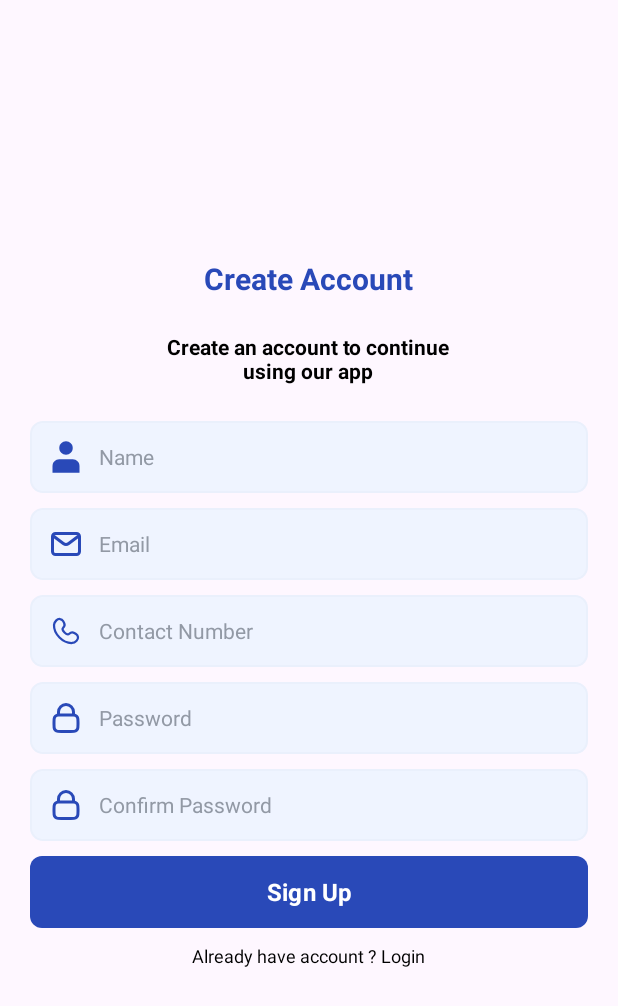
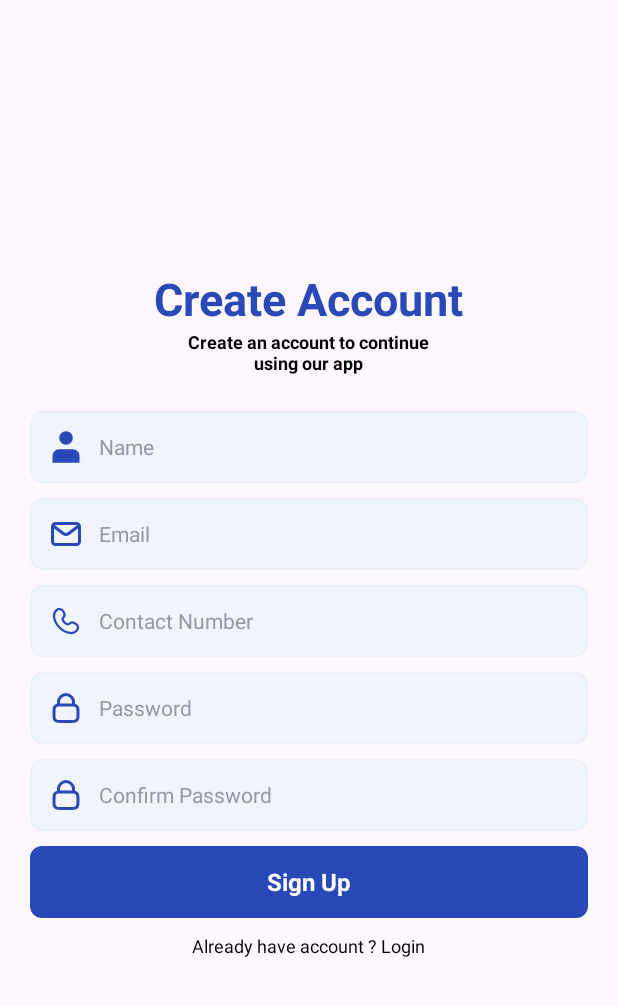
Before and after one commit to CodeWithMit/BrainyBeam, an Android app: the SignUP screen opened directly, with no data from a screen before it, on a phone screen of 412 x 824 dp. Shown: the top 1006 px of the screen. Run offline under Robolectric (Android 15) with nearby library versions, the phone set to English and light mode, and no system bars; Roboto replaces fonts that are not available here.

Commit message:
thmeme file

```diff
--- a/app/src/main/res/layout/activity_sign_up.xml
+++ b/app/src/main/res/layout/activity_sign_up.xml
@@ -14,21 +14,12 @@
         android:gravity="center"
         android:padding="20dp">
     <TextView
-        android:layout_width="wrap_content"
-        android:layout_height="wrap_content"
-        android:text="@string/register_title"
-        android:textColor="@color/primary_blue"
-        android:textSize="20sp"
-        android:textStyle="bold" />
+        style="@style/TextviewTitle"
+        android:text="@string/register_title" />
 
     <TextView
-        android:layout_width="wrap_content"
-        android:layout_height="wrap_content"
-        android:layout_marginTop="22dp"
-        android:gravity="center"
-        android:textStyle="bold"
-        android:text="@string/register_subtitle"
-        android:textSize="14sp" />
+      style="@style/TextViewSubtitle"
+        android:text="@string/register_subtitle" />
 
     <EditText
         android:id="@+id/etName"
--- a/app/src/main/res/values-night/themes.xml
+++ b/app/src/main/res/values-night/themes.xml
@@ -7,6 +7,21 @@
         <item name="android:fontFamily">@font/martian_mono_medium</item>
     </style>
     <style name="Theme.BrainyBeam" parent="Base.Theme.BrainyBeam" />
+    <style name="TextviewTitle" parent="Base.Theme.BrainyBeam">
+        <item name="android:layout_width">wrap_content</item>
+        <item name="android:layout_height">wrap_content</item>
+        <item name="android:textColor">@color/primary_blue</item>
+        <item name="android:textSize">30sp</item>
+        <item name="android:textStyle">bold</item>
+        <item name="android:gravity">center</item>
+    </style>
+    <style name="TextViewSubtitle" parent="Base.Theme.BrainyBeam">
+        <item name="android:layout_width">wrap_content</item>
+        <item name="android:layout_height">wrap_content</item>
+        <item name="android:textSize">12sp</item>
+        <item name="android:textStyle">bold</item>
+        <item name="android:gravity">center</item>
+    </style>
     <style name="AuthInput">
         <item name="android:layout_width">match_parent</item>
         <item name="android:layout_height">@dimen/input_height</item>
--- a/app/src/main/res/values/themes.xml
+++ b/app/src/main/res/values/themes.xml
@@ -6,19 +6,34 @@
         <item name="android:textColor">@color/text_primary</item>
         <item name="android:fontFamily">@font/martian_mono_medium</item>
     </style>
+
     <style name="Theme.BrainyBeam" parent="Base.Theme.BrainyBeam" />
-    <style name="AuthInput">
+    <style name="TextviewTitle" parent="Base.Theme.BrainyBeam">
+        <item name="android:layout_width">wrap_content</item>
+        <item name="android:layout_height">wrap_content</item>
+        <item name="android:textColor">@color/primary_blue</item>
+        <item name="android:textSize">30sp</item>
+        <item name="android:textStyle">bold</item>
+        <item name="android:gravity">center</item>
+    </style>
+    <style name="TextViewSubtitle" parent="Base.Theme.BrainyBeam">
+        <item name="android:layout_width">wrap_content</item>
+        <item name="android:layout_height">wrap_content</item>
+        <item name="android:textSize">12dp</item>
+        <item name="android:textStyle">bold</item>
+        <item name="android:gravity">center</item>
+    </style>
+    <style name="AuthInput" parent="Base.Theme.BrainyBeam">
         <item name="android:layout_width">match_parent</item>
         <item name="android:layout_height">@dimen/input_height</item>
         <item name="android:background">@drawable/bg_input</item>
         <item name="android:paddingStart">12dp</item>
         <item name="android:paddingEnd">12dp</item>
         <item name="android:drawablePadding">10dp</item>
-
         <item name="android:textColorHint">@color/hint_text</item>
         <item name="android:textSize">14sp</item>
     </style>
-    <style name="AuthButton">
+    <style name="AuthButton" parent="Base.Theme.BrainyBeam">
         <item name="android:layout_width">match_parent</item>
         <item name="android:layout_height">@dimen/button_height</item>
         <item name="android:backgroundTint">@null</item>
```
Also changed, not shown: app/src/main/res/layout/activity_forgot_page.xml (+1 -10 lines), app/src/main/res/layout/activity_loginpage.xml (+3 -19 lines).
